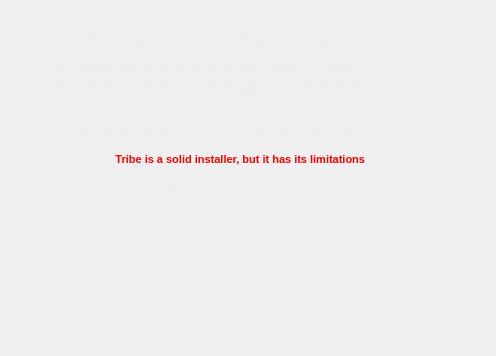
Above: ui/pages/intro.ui from KdeOs/Tribe before the change; both pictures show x 82 to 578 and y 164 to 520 of the 578 by 520 pixel window. Below: the same form after it.
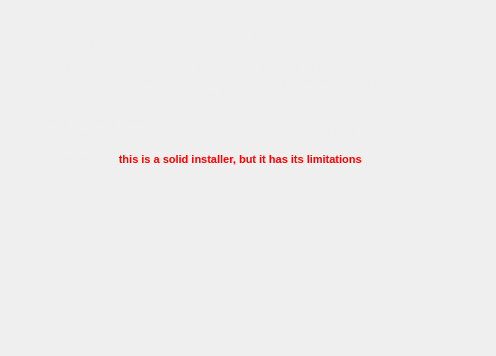
That is the form after the change. Icons and pictures are not drawn.

Commit message: tribe working for kdeos, new slides, colors

```diff
--- a/ui/pages/intro.ui
+++ b/ui/pages/intro.ui
@@ -101,7 +101,7 @@
 &lt;p align=&quot;center&quot; style=&quot; margin-top:0px; margin-bottom:0px; margin-left:0px; margin-right:0px; -qt-block-indent:0; text-indent:0px;&quot;&gt;&lt;span style=&quot; font-family:'Bitstream Vera Sans'; font-size:8pt; font-weight:536; color:#eeeeee;&quot;&gt; Please carefully read all of the instructions, understand LVM, RAID&lt;/span&gt;&lt;/p&gt;
 &lt;p align=&quot;center&quot; style=&quot; margin-top:0px; margin-bottom:0px; margin-left:0px; margin-right:0px; -qt-block-indent:0; text-indent:0px;&quot;&gt;&lt;span style=&quot; font-family:'Bitstream Vera Sans'; font-size:8pt; font-weight:536; color:#eeeeee;&quot;&gt; and automated partitioning are not supported at this time.&lt;/span&gt;&lt;/p&gt;
 &lt;p align=&quot;center&quot; style=&quot;-qt-paragraph-type:empty; margin-top:0px; margin-bottom:0px; margin-left:0px; margin-right:0px; -qt-block-indent:0; text-indent:0px; font-family:'Bitstream Vera Sans'; font-size:8pt; color:#eeeeee;&quot;&gt;&lt;/p&gt;
-&lt;p align=&quot;center&quot; style=&quot; margin-top:0px; margin-bottom:0px; margin-left:0px; margin-right:0px; -qt-block-indent:0; text-indent:0px;&quot;&gt;&lt;span style=&quot; font-family:'Bitstream Vera Sans'; font-size:8pt; font-weight:536; color:#eeeeee;&quot;&gt; Remember:&lt;/span&gt;&lt;span style=&quot; font-family:'Bitstream Vera Sans'; font-size:8pt; font-weight:536;&quot;&gt; &lt;/span&gt;&lt;span style=&quot; font-family:'Bitstream Vera Sans'; font-size:8pt; font-weight:536; color:#ff0000;&quot;&gt;Tribe is a solid installer, but it has its limitations&lt;/span&gt;&lt;/p&gt;
+&lt;p align=&quot;center&quot; style=&quot; margin-top:0px; margin-bottom:0px; margin-left:0px; margin-right:0px; -qt-block-indent:0; text-indent:0px;&quot;&gt;&lt;span style=&quot; font-family:'Bitstream Vera Sans'; font-size:8pt; font-weight:536; color:#eeeeee;&quot;&gt; Remember:&lt;/span&gt;&lt;span style=&quot; font-family:'Bitstream Vera Sans'; font-size:8pt; font-weight:536;&quot;&gt; &lt;/span&gt;&lt;span style=&quot; font-family:'Bitstream Vera Sans'; font-size:8pt; font-weight:536; color:#ff0000;&quot;&gt;this is a solid installer, but it has its limitations&lt;/span&gt;&lt;/p&gt;
 &lt;p align=&quot;center&quot; style=&quot;-qt-paragraph-type:empty; margin-top:0px; margin-bottom:0px; margin-left:0px; margin-right:0px; -qt-block-indent:0; text-indent:0px; font-family:'Bitstream Vera Sans'; font-size:8pt; font-weight:536; color:#ff0000;&quot;&gt;&lt;/p&gt;
 &lt;p align=&quot;center&quot; style=&quot; margin-top:0px; margin-bottom:0px; margin-left:0px; margin-right:0px; -qt-block-indent:0; text-indent:0px;&quot;&gt;&lt;span style=&quot; font-family:'Bitstream Vera Sans'; font-size:8pt; font-weight:536; color:#eeeeee;&quot;&gt;Have fun! - KdeOS&lt;/span&gt;&lt;/p&gt;&lt;/body&gt;&lt;/html&gt;</string>
      </property>
```
The commit also changes 42 other files.
